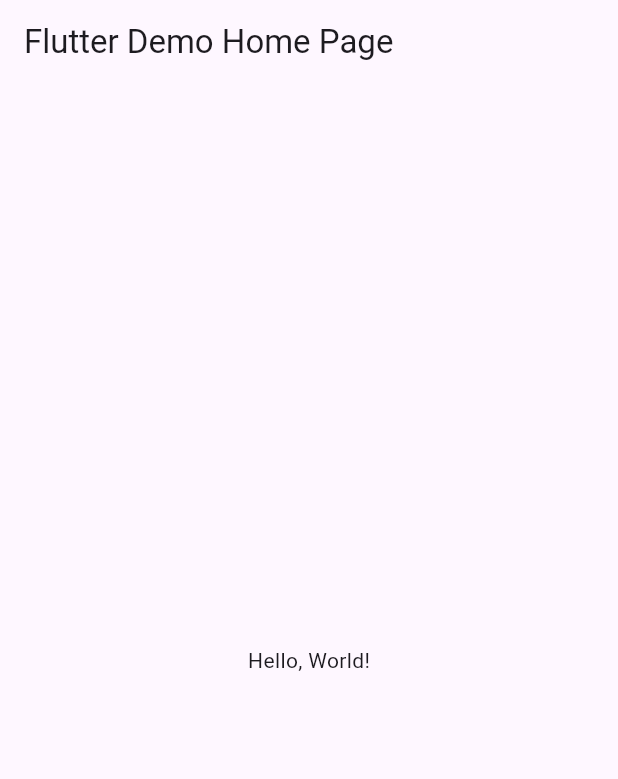
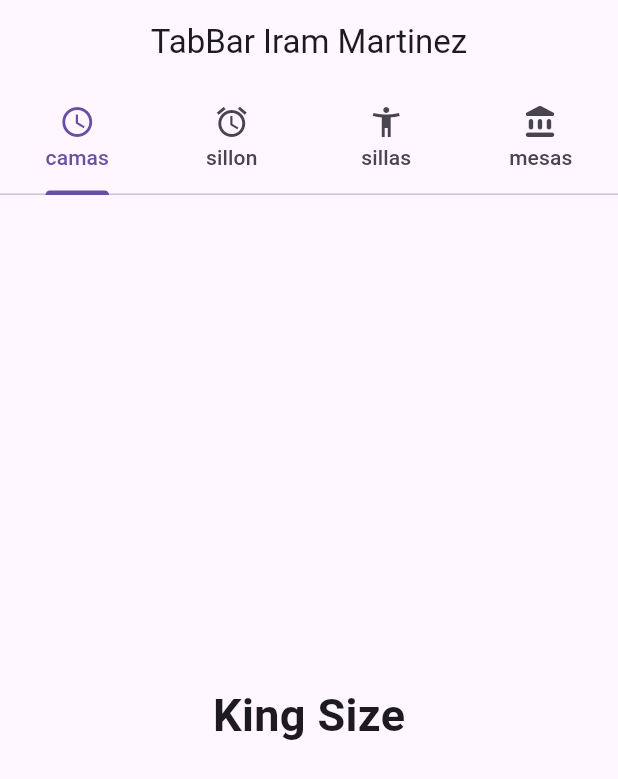
Before and after one commit to MartinezI128/p11-AppTabBar-6I, a Flutter app: the screen it shows after launch, on a phone screen of 412 x 824 dp. Shown: the top 779 px of the screen. Run offline on Flutter 3.47's test engine with Material 3 defaults, Android fonts, the phone set to English and light mode, and no system bars.

```diff
--- a/lib/main.dart
+++ b/lib/main.dart
@@ -1,43 +1,86 @@
 import 'package:flutter/material.dart';
 
-void main() => runApp(MyApp());
+void main() => runApp(const AppMiTabBar());
 
-class MyApp extends StatelessWidget {
-  const MyApp({super.key});
-  // This widget is the root of your application.
+class AppMiTabBar extends StatelessWidget {
+  const AppMiTabBar({Key? key}) : super(key: key);
+
   @override
   Widget build(BuildContext context) {
     return MaterialApp(
-      // Application name
-      title: 'Flutter Hello World',
-      // Application theme data, you can set the colors for the application as
-      // you want
-      theme: ThemeData(
-        // useMaterial3: true,
-        primarySwatch: Colors.blue,
-      ),
-      // A widget which will be started on application startup
-      home: MyHomePage(title: 'Flutter Demo Home Page'),
+      debugShowCheckedModeBanner: false,
+      title: "Ejemplo TabBar Iram Martinez",
+      theme: ThemeData(primarySwatch: Colors.blueGrey),
+      home: MiPaginaInicial(),
     );
   }
-}
+} //fin AppMiTabBar
 
-class MyHomePage extends StatelessWidget {
-  final String title;
-  const MyHomePage({super.key, required this.title});
+//statefull
+class MiPaginaInicial extends StatefulWidget {
+  const MiPaginaInicial({Key? key}) : super(key: key);
 
   @override
+  State<MiPaginaInicial> createState() => _MiPaginaInicialState();
+} //MiPaginaInicial
+
+class _MiPaginaInicialState extends State<MiPaginaInicial> {
+  @override
   Widget build(BuildContext context) {
-    return Scaffold(
-      appBar: AppBar(
-        // The title text which will be shown on the action bar
-        title: Text(title),
-      ),
-      body: Center(
-        child: Text(
-          'Hello, World!',
-        ),
-      ),
-    );
-  }
-}
+    return DefaultTabController(
+        length: 4,
+        child: Scaffold(
+          appBar: AppBar(
+            title: const Text("TabBar Iram Martinez"),
+            centerTitle: true,
+            bottom: TabBar(
+              tabs: [
+                Tab(
+                  text: "camas",
+                  icon: Icon(Icons.access_time),
+                ),
+                Tab(
+                  text: "sillon",
+                  icon: Icon(Icons.access_alarms),
+                ),
+                Tab(
+                  text: "sillas",
+                  icon: Icon(Icons.accessibility_new),
+                ),
+                Tab(
+                  text: "mesas",
+                  icon: Icon(Icons.account_balance_rounded),
+                ),
+              ], //fin de tabs
+            ), //finbottom tabBar
+          ),
+          body: TabBarView(children: const <Widget>[
+            Center(
+              child: Text(
+                "King Size",
+                style: TextStyle(fontWeight: FontWeight.bold, fontSize: 30),
+              ),
+            ),
+            Center(
+              child: Text(
+                "Sillones en L",
+                style: TextStyle(fontWeight: FontWeight.bold, fontSize: 30),
+              ),
+            ),
+            Center(
+              child: Text(
+                "Sillas de jardin",
+                style: TextStyle(fontWeight: FontWeight.bold, fontSize: 30),
+              ),
+            ),
+            Center(
+              child: Text(
+                "Mesas redondas",
+                style: TextStyle(fontWeight: FontWeight.bold, fontSize: 30),
+              ),
+            ),
+          ] //jardin de niños
+              ), //fin de tabbarview
+        )); //DefaultTabController
+  } //finWidget
+} //_MiPaginaInicialState
```
